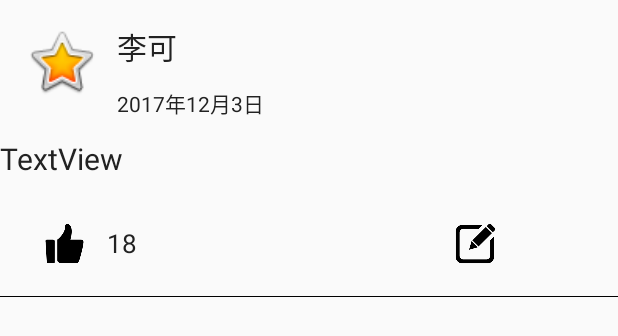
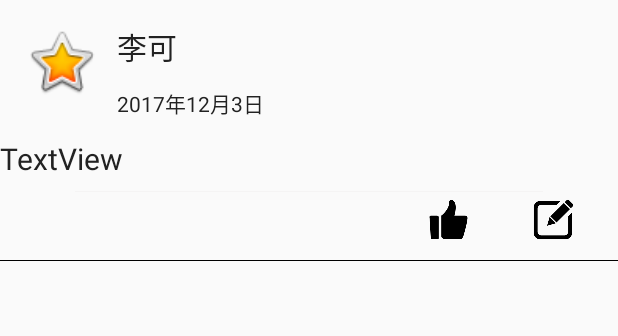
Before and after one commit to Fuzhuohang/WeTalk, an Android app: the layout list_moments_meaasge.xml on its own in the app's theme, with its tools: preview values and no code run, on a phone screen of 412 x 824 dp. Shown: the top 336 px of the screen. Run offline under Robolectric (Android 15) with nearby library versions, the phone set to English and light mode, and no system bars; plain views replace SimpleDraweeView.

Commit message:
布局更新

```diff
--- a/app/src/main/assets/litepal.xml
+++ b/app/src/main/assets/litepal.xml
@@ -3,7 +3,7 @@
     <!--数据库名-->
     <dbname value="local_db" />
     <!--数据库版本号，升级数据库的时候只需要在此加1即可 -->
-    <version value="8" />
+    <version value="9" />
     <!--你需要创建的表，只需要在此设定映射模型即可。         当你的数据模型结构发生变化，需要数据库也跟着改变的时候，或者添加新的映射模型的时候，需要升级你的数据库版本-->
     <list>
         <mapping class= "cn.edu.sc.weitalk.javabean.MomentsMessage"/>
--- a/app/src/main/res/layout/list_moments_meaasge.xml
+++ b/app/src/main/res/layout/list_moments_meaasge.xml
@@ -54,9 +54,11 @@
         android:id="@+id/imagegroup"
         android:layout_width="match_parent"
         android:layout_height="wrap_content"
+        android:layout_marginTop="8dp"
         android:orientation="horizontal"
         android:visibility="gone"
         app:layout_constraintEnd_toEndOf="parent"
+        app:layout_constraintHorizontal_bias="0.0"
         app:layout_constraintStart_toStartOf="parent"
         app:layout_constraintTop_toBottomOf="@+id/text"></LinearLayout>
 
@@ -64,8 +66,8 @@
         android:id="@+id/likebutton"
         android:layout_width="30dp"
         android:layout_height="30dp"
-        android:layout_marginStart="28dp"
-        android:layout_marginTop="28dp"
+        android:layout_marginStart="284dp"
+        android:layout_marginTop="12dp"
         app:layout_constraintStart_toStartOf="parent"
         app:layout_constraintTop_toBottomOf="@+id/imagegroup"
         app:srcCompat="@drawable/dianzan"
@@ -75,8 +77,8 @@
         android:id="@+id/commentbuttton"
         android:layout_width="30dp"
         android:layout_height="30dp"
-        android:layout_marginTop="28dp"
-        android:layout_marginEnd="80dp"
+        android:layout_marginTop="12dp"
+        android:layout_marginEnd="28dp"
         app:layout_constraintEnd_toEndOf="parent"
         app:layout_constraintTop_toBottomOf="@+id/imagegroup"
         app:srcCompat="@drawable/pinglun"
@@ -84,13 +86,14 @@
 
     <TextView
         android:id="@+id/textView"
-        android:layout_width="31dp"
-        android:layout_height="29dp"
+        android:layout_width="30dp"
+        android:layout_height="30dp"
         android:layout_marginStart="8dp"
-        android:layout_marginTop="28dp"
+        android:layout_marginTop="12dp"
         android:gravity="center"
-        android:text="18"
+        android:text="0"
         android:textSize="17sp"
+        android:visibility="invisible"
         app:layout_constraintStart_toEndOf="@+id/likebutton"
         app:layout_constraintTop_toBottomOf="@+id/imagegroup" />
 
@@ -112,10 +115,22 @@
         android:id="@+id/textView2"
         android:layout_width="match_parent"
         android:layout_height="1px"
-        android:layout_marginTop="20dp"
+        android:layout_marginTop="12dp"
         android:background="#000000"
         android:text="TextView"
         app:layout_constraintStart_toStartOf="parent"
         app:layout_constraintTop_toBottomOf="@+id/commentsgroup" />
 
+    <TextView
+        android:id="@+id/textView7"
+        android:layout_width="match_parent"
+        android:layout_height="1px"
+        android:layout_marginTop="8dp"
+        android:background="#1BC6BCBC"
+        android:text="TextView"
+        android:layout_marginLeft="50dp"
+        android:layout_marginRight="50dp"
+        app:layout_constraintStart_toStartOf="parent"
+        app:layout_constraintTop_toBottomOf="@+id/text" />
+
 </androidx.constraintlayout.widget.ConstraintLayout>
```
Also changed, not shown: app/src/main/AndroidManifest.xml (+7 -0 lines), app/src/main/java/cn/edu/sc/weitalk/activity/MainActivity.java (+24 -0 lines), app/src/main/java/cn/edu/sc/weitalk/adapter/momentsMessageAdapter.java (+38 -13 lines), app/src/main/res/layout/activity_add_new_comment.xml (+10 -0 lines).
